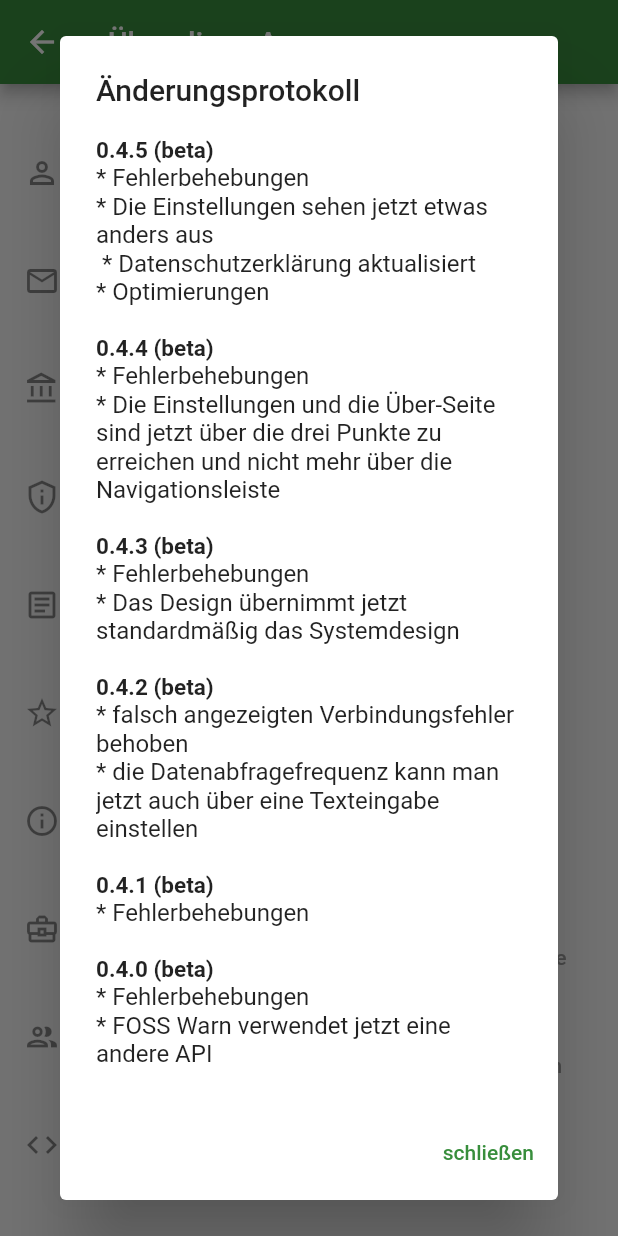
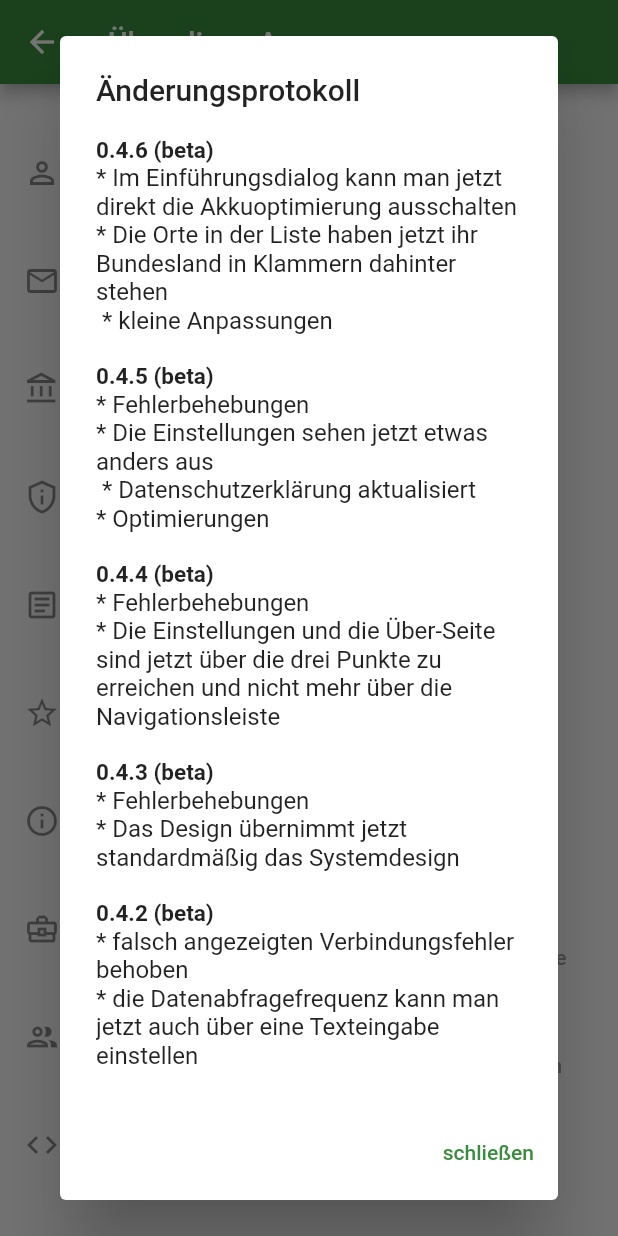
Before and after one commit to nucleus-ffm/foss_warn, a Flutter app: the AboutView screen opened directly, scrolled down 374 dp, after a tap on "Version", on a phone screen of 412 x 824 dp. Run offline on Flutter 3.47's test engine with Material 2 defaults, Android fonts, the phone set to English and light mode, and no system bars; our stand-ins replace flutter_local_notifications, rxdart, share_plus, shared_preferences; missing offline and left inert: android_alarm_manager_plus, app_settings, shared_preferences_android; accounts and stored records are empty.

Commit message:
increase version number and add changes for 0.4.6

```diff
--- a/lib/views/SettingsView.dart
+++ b/lib/views/SettingsView.dart
@@ -36,7 +36,7 @@ bool updateAvailable = false;
 bool showAllWarnings = false;
 bool areWarningsFromCache = false;
 
-String versionNumber = "0.4.5"; // shown in the about view
+String versionNumber = "0.4.6"; // shown in the about view
 String githubVersionNumber = versionNumber; // used in the update check
 bool gitHubRelease =
     false; // if true, there the check for update Button is shown
--- a/lib/widgets/dialogs/ChangeLogDialog.dart
+++ b/lib/widgets/dialogs/ChangeLogDialog.dart
@@ -14,6 +14,14 @@ class ChangeLogDialog extends StatelessWidget {
             mainAxisSize: MainAxisSize.min,
             children: [
               Text(
+                "0.4.6 (beta)",
+                style: TextStyle(fontSize: 15, fontWeight: FontWeight.bold),
+              ),
+              Text("* Im Einführungsdialog kann man jetzt direkt die Akkuoptimierung ausschalten \n"
+                  "* Die Orte in der Liste haben jetzt ihr Bundesland in Klammern"
+                  " dahinter stehen \n "
+                  "* kleine Anpassungen \n"),
+                Text(
                 "0.4.5 (beta)",
                 style: TextStyle(fontSize: 15, fontWeight: FontWeight.bold),
               ),
--- a/pubspec.yaml
+++ b/pubspec.yaml
@@ -1,7 +1,7 @@
 name: foss_warn
 description: Eine FOSS Umsetzung von NINA
 publish_to: 'none'
-version: 0.4.5+24
+version: 0.4.6+25
 
 environment:
   sdk: ">=2.14.0 <3.0.0"
```
